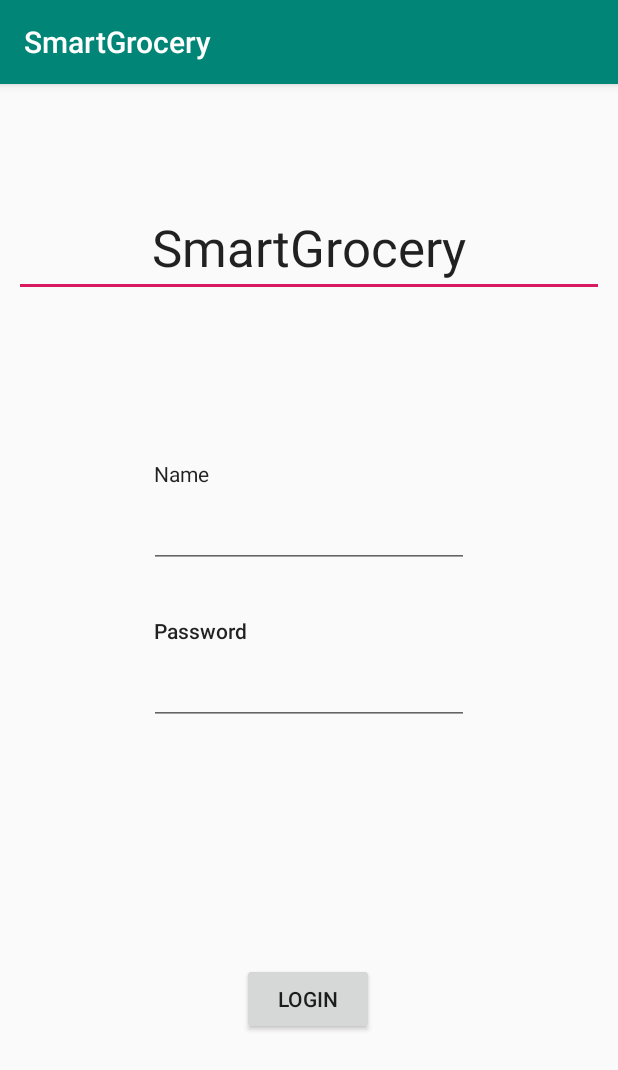
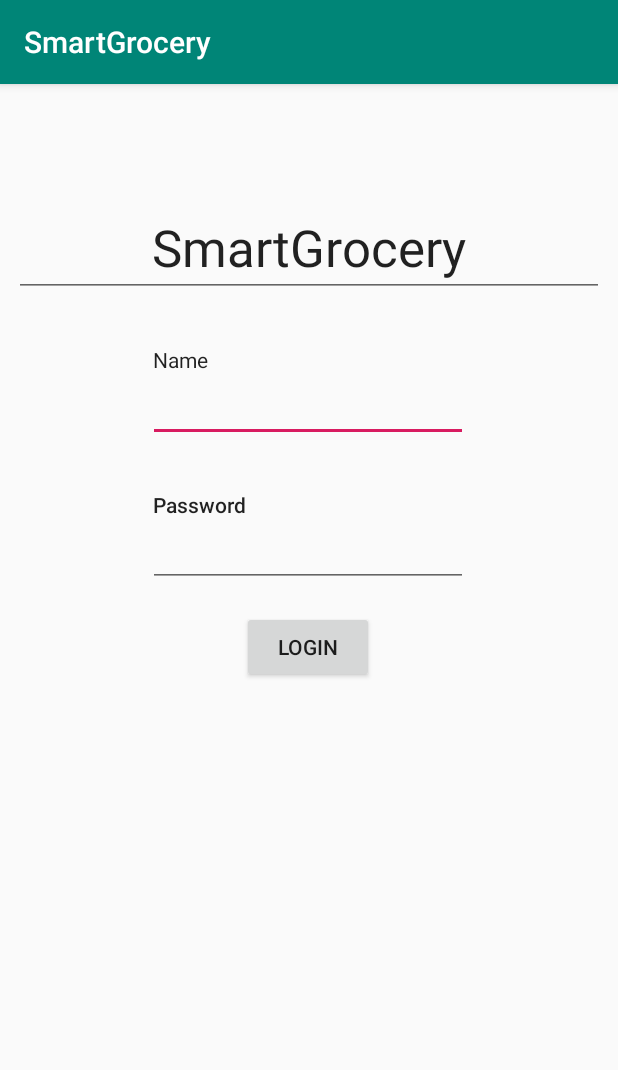
Before and after one commit to timonBusch/smartgrocery, an Android app: the screen it shows after launch (LoginActivity), on a phone screen of 412 x 824 dp. Shown: the top 1070 px of the screen. Run offline under Robolectric (Android 15) with nearby library versions, the phone set to English and light mode, and no system bars.

Commit message:
changed login layout

```diff
--- a/app/src/main/res/layout/activity_login.xml
+++ b/app/src/main/res/layout/activity_login.xml
@@ -17,18 +17,37 @@
         android:inputType="textPersonName"
         android:text="@string/app_name"
         android:textAppearance="@style/TextAppearance.AppCompat.Display1"
+        android:clickable="false"
+        android:cursorVisible="false"
+        android:focusable="false"
+        android:focusableInTouchMode="false"
         app:layout_constraintEnd_toEndOf="parent"
         app:layout_constraintStart_toStartOf="parent"
         app:layout_constraintTop_toTopOf="parent" />
 
     <EditText
+        android:id="@+id/input_name"
+        android:layout_width="wrap_content"
+        android:layout_height="wrap_content"
+        android:ems="10"
+        android:inputType="textEmailAddress"
+        app:layout_constraintEnd_toEndOf="parent"
+        app:layout_constraintHorizontal_bias="0.495"
+        app:layout_constraintStart_toStartOf="parent"
+        app:layout_constraintTop_toBottomOf="@+id/lable_name" />
+
+    <EditText
         android:id="@+id/lable_name"
         android:layout_width="wrap_content"
         android:layout_height="19dp"
-        android:layout_marginTop="108dp"
+        android:layout_marginTop="32dp"
         android:layout_marginBottom="8dp"
         android:background="@null"
+        android:clickable="false"
+        android:cursorVisible="false"
         android:ems="10"
+        android:focusable="false"
+        android:focusableInTouchMode="false"
         android:importantForAutofill="no"
         android:inputType="textPersonName"
         android:selectAllOnFocus="false"
@@ -37,7 +56,7 @@
         android:textAppearance="@style/TextAppearance.AppCompat.Body1"
         app:layout_constraintBottom_toTopOf="@+id/input_name"
         app:layout_constraintEnd_toEndOf="parent"
-        app:layout_constraintHorizontal_bias="0.407"
+        app:layout_constraintHorizontal_bias="0.405"
         app:layout_constraintStart_toStartOf="parent"
         app:layout_constraintTop_toBottomOf="@+id/app_titel" />
 
@@ -45,25 +64,14 @@
         android:id="@+id/input_password"
         android:layout_width="wrap_content"
         android:layout_height="wrap_content"
-        android:layout_marginTop="8dp"
         android:autofillHints="@string/password_hint"
         android:ems="10"
         android:inputType="textPassword"
         app:layout_constraintEnd_toEndOf="parent"
+        app:layout_constraintHorizontal_bias="0.495"
         app:layout_constraintStart_toStartOf="parent"
         app:layout_constraintTop_toBottomOf="@+id/login_label"
         tools:targetApi="o" />
-
-    <EditText
-        android:id="@+id/input_name"
-        android:layout_width="wrap_content"
-        android:layout_height="wrap_content"
-        android:layout_marginTop="8dp"
-        android:ems="10"
-        android:inputType="textEmailAddress"
-        app:layout_constraintEnd_toEndOf="parent"
-        app:layout_constraintStart_toStartOf="parent"
-        app:layout_constraintTop_toBottomOf="@+id/lable_name" />
 
     <EditText
         android:id="@+id/login_label"
@@ -72,13 +80,17 @@
         android:layout_marginTop="32dp"
         android:layout_marginBottom="8dp"
         android:background="@null"
+        android:clickable="false"
+        android:cursorVisible="false"
         android:ems="10"
+        android:focusable="false"
+        android:focusableInTouchMode="false"
         android:inputType="textPersonName"
         android:text="@string/lable_login_password"
         android:textAppearance="@style/TextAppearance.AppCompat.Body2"
         app:layout_constraintBottom_toTopOf="@+id/input_password"
         app:layout_constraintEnd_toEndOf="parent"
-        app:layout_constraintHorizontal_bias="0.407"
+        app:layout_constraintHorizontal_bias="0.405"
         app:layout_constraintStart_toStartOf="parent"
         app:layout_constraintTop_toBottomOf="@+id/input_name" />
 
@@ -86,9 +98,8 @@
         android:id="@+id/button"
         android:layout_width="wrap_content"
         android:layout_height="wrap_content"
-        android:layout_marginTop="24dp"
+        android:layout_marginTop="16dp"
         android:text="@string/login_button"
-        app:layout_constraintBottom_toBottomOf="parent"
         app:layout_constraintEnd_toEndOf="parent"
         app:layout_constraintHorizontal_bias="0.498"
         app:layout_constraintStart_toStartOf="parent"
```
